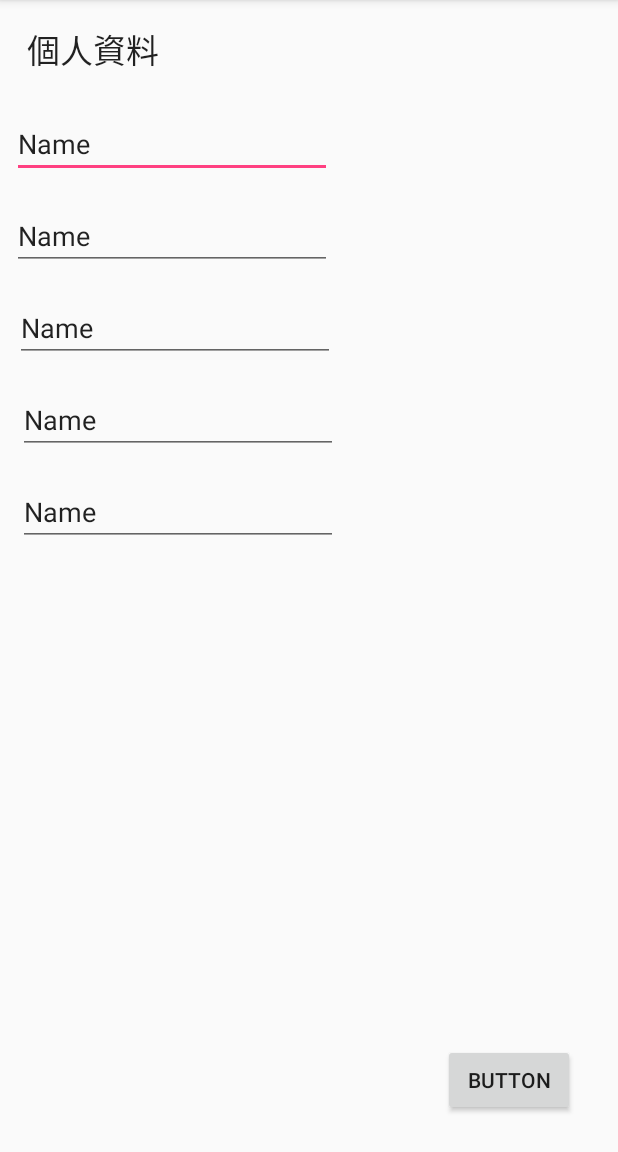
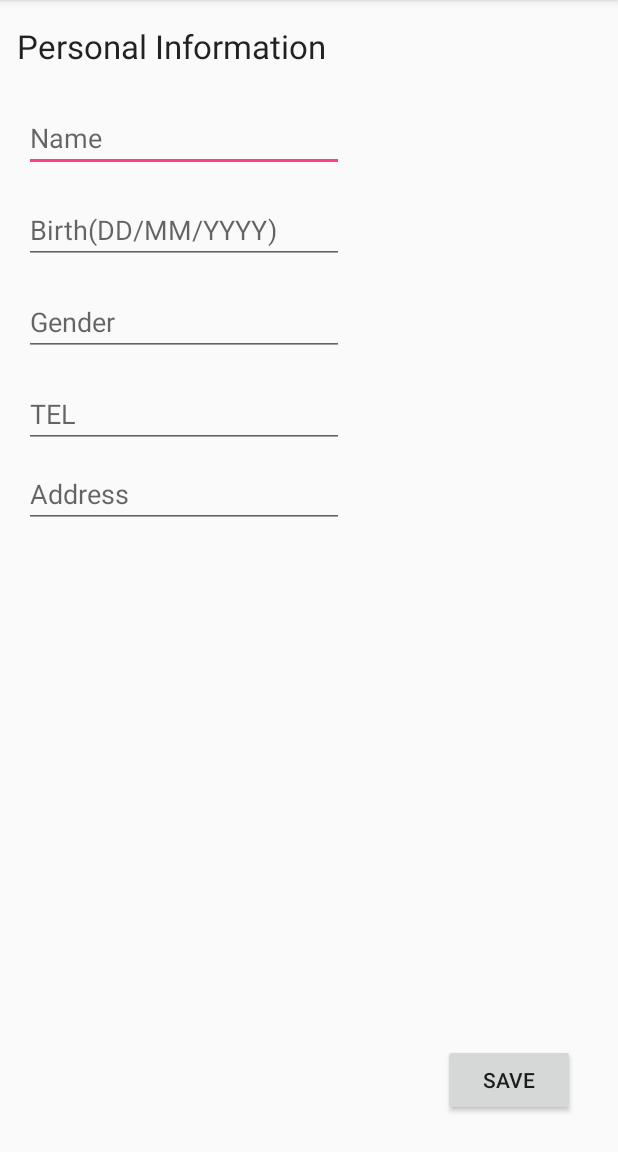
Before and after one commit to hanktom/Shapi, an Android app: the PersonalDataActivity screen opened directly, with no data from a screen before it, on a phone screen of 412 x 824 dp, the part 84-1236 px from its top. Run offline under Robolectric (Android 15) with nearby library versions, the phone set to English and light mode, and no system bars; 5 statements that could not run were skipped.

```diff
--- a/app/src/main/java/com/fju/shapi/PersonalDataActivity.java
+++ b/app/src/main/java/com/fju/shapi/PersonalDataActivity.java
@@ -10,23 +10,52 @@ import android.widget.EditText;
 import android.widget.TextView;
 
 import com.fju.shapi.data.DummyData;
+import com.fju.shapi.data.PersonalData;
 
 import java.util.ArrayList;
 import java.util.List;
 
 public class PersonalDataActivity extends AppCompatActivity {
-    EditText edValue;
-    TextView tvName;
-    List<String> data = new ArrayList<>();
+    EditText edName;
+    EditText edGender;
+    EditText edBirth;
+    EditText edTel;
+    EditText edAddress;
+    PersonalData personalData;
 
     @Override
     protected void onCreate(Bundle savedInstanceState) {
         super.onCreate(savedInstanceState);
         setContentView(R.layout.activity_personal_data);
+        edName.setText(personalData.getName());
+        edGender.setText(personalData.getGender());
+        edBirth.setText(personalData.getBirth());
+        edTel.setText(personalData.getTel());
+        edAddress.setText(personalData.getAdress());
      }
     public void findViews() {
+        edName = findViewById(R.id.ed_PD_name);
+        edGender = findViewById(R.id.ed_PD_gender);
+        edBirth = findViewById(R.id.ed_PD_birth);
+        edTel = findViewById(R.id.ed_PD_tel);
+        edAddress = findViewById(R.id.ed_PD_address);
+    }
+    public void save(View view){
+        findViews();
+        String name = edName.getText().toString();
+        String gender = edGender.getText().toString();
+        String birth = edBirth.getText().toString();
+        String tel = edTel.getText().toString();
+        String address = edAddress.getText().toString();
+        getSharedPreferences("userPersonalData",MODE_PRIVATE)
+                .edit()
+                .putString("USERNAME",name)
+                .putString("USERGENDER",gender)
+                .putString("USERBIRTH",birth)
+                .putString("USERTEL",tel)
+                .putString("USERADDRESS",address)
+                .commit();
 
     }
 
-
 }
--- a/app/src/main/res/layout/activity_login.xml
+++ b/app/src/main/res/layout/activity_login.xml
@@ -7,7 +7,7 @@
     tools:context=".LoginActivity">
 
     <TextView
-        android:id="@+id/textView"
+        android:id="@+id/tv-PD-title"
         android:layout_width="wrap_content"
         android:layout_height="wrap_content"
         android:layout_marginStart="8dp"
@@ -26,7 +26,7 @@
         android:ems="10"
         android:inputType="textEmailAddress"
         app:layout_constraintStart_toStartOf="parent"
-        app:layout_constraintTop_toBottomOf="@+id/textView" />
+        app:layout_constraintTop_toBottomOf="@+id/tv-PD-title" />
 
     <TextView
         android:id="@+id/textView2"
--- a/app/src/main/res/layout/activity_main.xml
+++ b/app/src/main/res/layout/activity_main.xml
@@ -7,7 +7,7 @@
     tools:context=".MainActivity">
 
     <Button
-        android:id="@+id/button"
+        android:id="@+id/btn-PD-save"
         android:layout_width="wrap_content"
         android:layout_height="wrap_content"
         android:layout_marginEnd="8dp"
@@ -28,6 +28,6 @@
         app:layout_constraintBottom_toBottomOf="parent"
         app:layout_constraintEnd_toEndOf="parent"
         app:layout_constraintStart_toStartOf="parent"
-        app:layout_constraintTop_toBottomOf="@+id/button" />
+        app:layout_constraintTop_toBottomOf="@+id/btn-PD-save" />
 
 </android.support.constraint.ConstraintLayout>
--- a/app/src/main/res/layout/activity_news.xml
+++ b/app/src/main/res/layout/activity_news.xml
@@ -7,7 +7,7 @@
     tools:context=".NewsActivity">
 
     <TextView
-        android:id="@+id/textView"
+        android:id="@+id/tv-PD-title"
         android:layout_width="wrap_content"
         android:layout_height="wrap_content"
         android:layout_marginEnd="8dp"
--- a/app/src/main/res/layout/activity_personal_data.xml
+++ b/app/src/main/res/layout/activity_personal_data.xml
@@ -7,12 +7,12 @@
     tools:context=".PersonalDataActivity">
 
     <TextView
-        android:id="@+id/textView"
+        android:id="@+id/tv-PD-title"
         android:layout_width="wrap_content"
         android:layout_height="wrap_content"
         android:layout_marginTop="16dp"
         android:layout_marginEnd="8dp"
-        android:text="個人資料"
+        android:text="Personal Information"
         android:textAppearance="@style/TextAppearance.AppCompat.Large"
         app:layout_constraintEnd_toEndOf="parent"
         app:layout_constraintHorizontal_bias="0.056"
@@ -20,85 +20,80 @@
         app:layout_constraintTop_toTopOf="parent" />
 
     <Button
-        android:id="@+id/button"
+        android:id="@+id/btn-PD-save"
         android:layout_width="wrap_content"
         android:layout_height="wrap_content"
         android:layout_marginStart="8dp"
         android:layout_marginEnd="8dp"
         android:layout_marginBottom="24dp"
-        android:text="Button"
+        android:text="save"
         app:layout_constraintBottom_toBottomOf="parent"
         app:layout_constraintEnd_toEndOf="parent"
         app:layout_constraintHorizontal_bias="0.932"
         app:layout_constraintStart_toStartOf="parent" />
 
     <EditText
-        android:id="@+id/ed-name"
+        android:id="@+id/ed-PD-name"
         android:layout_width="0dp"
         android:layout_height="wrap_content"
-        android:layout_marginStart="8dp"
+        android:layout_marginStart="16dp"
         android:layout_marginTop="24dp"
         android:ems="10"
+        android:hint="Name"
         android:inputType="textPersonName"
-        android:text="Name"
         app:layout_constraintStart_toStartOf="parent"
-        app:layout_constraintTop_toBottomOf="@+id/textView" />
+        app:layout_constraintTop_toBottomOf="@+id/tv-PD-title" />
 
     <EditText
-        android:id="@+id/ed-gender"
-        android:layout_width="wrap_content"
+        android:id="@+id/ed-PD-gender"
+        android:layout_width="0dp"
         android:layout_height="wrap_content"
-        android:layout_marginStart="12dp"
+        android:layout_marginStart="16dp"
         android:layout_marginTop="16dp"
         android:ems="10"
+        android:hint="Gender"
         android:inputType="textPersonName"
-        android:text="Name"
-        app:layout_constraintEnd_toEndOf="@+id/ed-birth"
+        app:layout_constraintEnd_toEndOf="@+id/ed-PD-birth"
         app:layout_constraintStart_toStartOf="parent"
-        app:layout_constraintTop_toBottomOf="@+id/ed-birth" />
+        app:layout_constraintTop_toBottomOf="@+id/ed-PD-birth" />
 
     <EditText
-        android:id="@+id/ed-birth"
-        android:layout_width="wrap_content"
+        android:id="@+id/ed-PD-birth"
+        android:layout_width="0dp"
         android:layout_height="wrap_content"
-        android:layout_marginStart="8dp"
+        android:layout_marginStart="16dp"
         android:layout_marginTop="16dp"
         android:ems="10"
+        android:hint="Birth(DD/MM/YYYY)"
         android:inputType="textPersonName"
-        android:text="Name"
-        app:layout_constraintEnd_toEndOf="@+id/ed-name"
+        app:layout_constraintEnd_toEndOf="@+id/ed-PD-name"
         app:layout_constraintStart_toStartOf="parent"
-        app:layout_constraintTop_toBottomOf="@+id/ed-name" />
+        app:layout_constraintTop_toBottomOf="@+id/ed-PD-name" />
 
     <EditText
-        android:id="@+id/ed-tel"
-        android:layout_width="wrap_content"
+        android:id="@+id/ed-PD-address"
+        android:layout_width="0dp"
         android:layout_height="wrap_content"
-        android:layout_marginStart="12dp"
+        android:layout_marginStart="16dp"
+        android:layout_marginTop="8dp"
+        android:layout_marginBottom="164dp"
+        android:ems="10"
+        android:hint="Address"
+        app:layout_constraintBottom_toBottomOf="parent"
+        app:layout_constraintStart_toStartOf="parent"
+        app:layout_constraintTop_toBottomOf="@+id/ed-PD-tel"
+        app:layout_constraintVertical_bias="0.0" />
+
+    <EditText
+        android:id="@+id/ed-PD-tel"
+        android:layout_width="0dp"
+        android:layout_height="wrap_content"
+        android:layout_marginStart="16dp"
         android:layout_marginTop="16dp"
         android:ems="10"
-        android:inputType="textPersonName"
-        android:text="Name"
-        app:layout_constraintEnd_toEndOf="@+id/ed-gender"
-        app:layout_constraintHorizontal_bias="0.0"
+        android:hint="TEL"
+        android:inputType="number"
         app:layout_constraintStart_toStartOf="parent"
-        app:layout_constraintTop_toBottomOf="@+id/ed-gender" />
-
-    <EditText
-        android:id="@+id/ed-address"
-        android:layout_width="wrap_content"
-        android:layout_height="45dp"
-        android:layout_marginStart="16dp"
-        android:layout_marginTop="16dp"
-        android:layout_marginBottom="8dp"
-        android:ems="10"
-        android:inputType="textPersonName"
-        android:text="Name"
-        app:layout_constraintBottom_toBottomOf="parent"
-        app:layout_constraintEnd_toEndOf="@+id/ed-tel"
-        app:layout_constraintHorizontal_bias="1.0"
-        app:layout_constraintStart_toStartOf="parent"
-        app:layout_constraintTop_toBottomOf="@+id/ed-tel"
-        app:layout_constraintVertical_bias="0.0" />
+        app:layout_constraintTop_toBottomOf="@+id/ed-PD-gender" />
 
 </android.support.constraint.ConstraintLayout>
```
Also changed, not shown: app/src/main/java/com/fju/shapi/data/PersonalData.java (+19 -15 lines).
